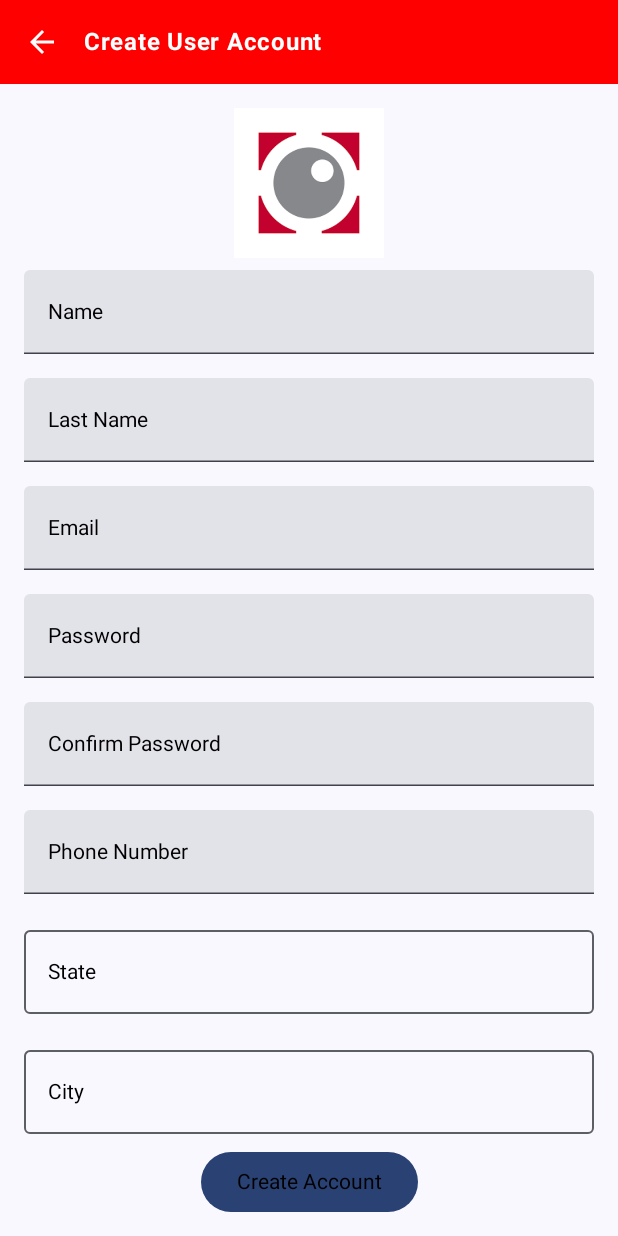
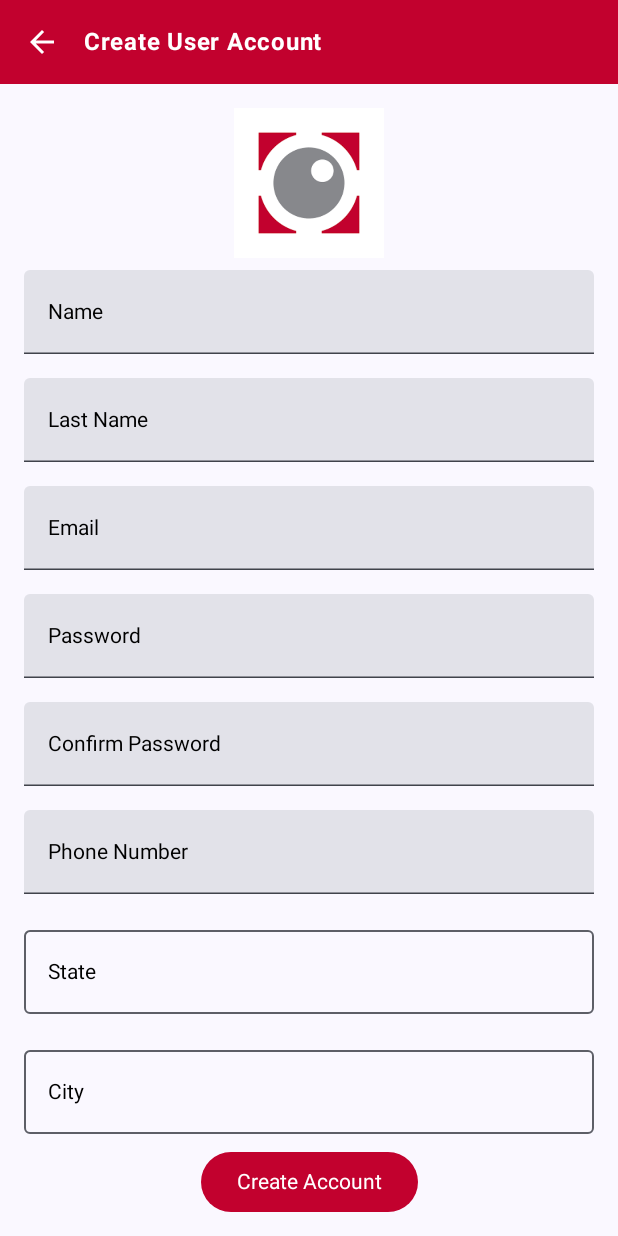
Before and after one commit to SantiagoMtz25/FRISA-EQUIPO4, an Android app built with Jetpack Compose: the screen it shows after launch (MainActivity), after a tap on "Create Account", on a phone screen of 412 x 824 dp. Run offline under Robolectric (Android 15) with nearby library versions, the phone set to English and light mode, and no system bars.

Commit message:
Added color palette to colors.xml and ubdated al buttons whit logo color as well as the nav bars, discuss colors with team, and add more colors tu utilise full color palett, test Screen with the nav drawer works correctly with the previous catalogue home screen

```diff
--- a/app/src/main/java/com/example/loginpagetest/navigation/TopBarNavigation.kt
+++ b/app/src/main/java/com/example/loginpagetest/navigation/TopBarNavigation.kt
@@ -11,17 +11,21 @@ import androidx.compose.runtime.Composable
 import androidx.compose.ui.Alignment
 import androidx.compose.ui.Modifier
 import androidx.compose.ui.graphics.Color
+import androidx.compose.ui.res.colorResource
 import androidx.compose.ui.text.font.FontWeight
 import androidx.compose.ui.unit.dp
 import androidx.navigation.NavHostController
+import com.example.loginpagetest.R
 
 @Composable
 fun CustomTopBar(title: String, navController: NavHostController, screen: String) {
+    val myColor = colorResource(id = R.color.logoRed)
+
     Row(
         modifier = Modifier
             .fillMaxWidth()
             .height(56.dp)  // Fixed height
-            .background(Color.Red),
+            .background(myColor),
         horizontalArrangement = Arrangement.Start,
         verticalAlignment = Alignment.CenterVertically
     ) {
--- a/app/src/main/java/com/example/loginpagetest/screens/createaccount/CreateAccount.kt
+++ b/app/src/main/java/com/example/loginpagetest/screens/createaccount/CreateAccount.kt
@@ -24,9 +24,12 @@ import com.example.loginpagetest.navigation.CustomTopBar
 import androidx.compose.material.DropdownMenu
 import androidx.compose.material.DropdownMenuItem
 import androidx.compose.material.Text
+import androidx.compose.material3.MaterialTheme.colorScheme
 import androidx.compose.ui.focus.onFocusChanged
 import androidx.compose.ui.graphics.Color
+import androidx.compose.ui.layout.ModifierLocalBeyondBoundsLayout
 import androidx.compose.ui.platform.LocalFocusManager
+import androidx.compose.ui.res.colorResource
 import androidx.compose.ui.text.font.FontWeight
 import androidx.compose.ui.text.input.PasswordVisualTransformation
 import androidx.compose.ui.text.input.VisualTransformation
@@ -35,9 +38,10 @@ import androidx.compose.ui.text.input.VisualTransformation
 fun CreateAccount(navController: NavHostController) {
     Surface(
         modifier = Modifier.fillMaxSize(),
-        color = MaterialTheme.colorScheme.background
+        color = colorScheme.background
     ) {
         val scrollState = rememberScrollState()
+        val myColor = colorResource(id = R.color.logoRed)
         Column {
             CustomTopBar(title = "Create User Account", navController = navController, screen = "login")
             Column(
@@ -479,6 +483,9 @@ fun CreateAccount(navController: NavHostController) {
                     }
                 }
                 // CreateAccountTextField(value = city, onValueChange = { city = it }, label = "Municipality")
+                MaterialTheme (
+                    colorScheme = MaterialTheme.colorScheme.copy(primary = myColor, onPrimary = Color.White)
+                ) {
                     Button(onClick = {
                         if (name.isNotEmpty() &&
                             lastName.isNotEmpty() &&
@@ -494,7 +501,7 @@ fun CreateAccount(navController: NavHostController) {
                             showSnackbar = true
                         }
                     }) {
-                    Text("Create Account")
+                        Text("Create Account", color = Color.White)
                     }
                     if (showSnackbar) {
                         Snackbar(
@@ -510,6 +517,7 @@ fun CreateAccount(navController: NavHostController) {
                             }
                         ) {
                             Text("Fill all fields and ensure passwords match", color = Color.White)
+                        }
                     }
                 }
             }
--- a/app/src/main/java/com/example/loginpagetest/screens/homepage/HomePage.kt
+++ b/app/src/main/java/com/example/loginpagetest/screens/homepage/HomePage.kt
@@ -21,7 +21,6 @@ import androidx.compose.ui.unit.sp
 import androidx.navigation.NavHostController
 import androidx.navigation.compose.rememberNavController
 import com.example.loginpagetest.navigation.CustomTopBar
-import com.example.loginpagetest.navigation.CustomTopBar2
 
 @OptIn(ExperimentalComposeUiApi::class)
 @Composable
@@ -40,7 +39,7 @@ fun OrganizationsCatalogue(content: NavHostController) {
     }.sortedBy { it != searchQuery }
 
     Column {
-        CustomTopBar(title = "Welcome (person name here)", navController = content, screen = "login")
+        // CustomTopBar(title = "Welcome (person name here)", navController = content, screen = "login")
 
         OutlinedTextField(
             value = searchQuery,
--- a/app/src/main/java/com/example/loginpagetest/screens/loginpage/LoginPage.kt
+++ b/app/src/main/java/com/example/loginpagetest/screens/loginpage/LoginPage.kt
@@ -1,6 +1,7 @@
 package com.example.loginpagetest.screens.loginpage
 
 import androidx.compose.foundation.Image
+import androidx.compose.foundation.background
 import androidx.compose.foundation.layout.Arrangement
 import androidx.compose.foundation.layout.Column
 import androidx.compose.foundation.layout.Spacer
@@ -10,6 +11,7 @@ import androidx.compose.foundation.layout.padding
 import androidx.compose.foundation.layout.size
 import androidx.compose.foundation.text.KeyboardOptions
 import androidx.compose.material3.Button
+import androidx.compose.material3.ButtonDefaults
 import androidx.compose.material3.ExperimentalMaterial3Api
 import androidx.compose.material3.MaterialTheme
 import androidx.compose.material3.Surface
@@ -61,6 +63,7 @@ fun mainLoginPage(navController: NavHostController) {
         horizontalAlignment = Alignment.CenterHorizontally,
         verticalArrangement = Arrangement.Center
     ) {
+        val customRed = Color(0xFFC2012E)
         var email by rememberSaveable { mutableStateOf("") }
         var password by rememberSaveable { mutableStateOf("") }
 
@@ -107,19 +110,32 @@ fun mainLoginPage(navController: NavHostController) {
         )
         Spacer(modifier = Modifier.height(16.dp))
         // Login button
-        Button(onClick = {
-            // println("Email: $email, Password: $password")
-            navController.navigate("testScreen")
-        }) {
-            Text("Login")
+        MaterialTheme(
+            colorScheme = MaterialTheme.colorScheme.copy(primary = customRed, onPrimary = Color.White)
+        ) {
+            Button(
+                onClick = {
+                    // Navigate to testScreen
+                    navController.navigate("testScreen")
+                }
+            ) {
+                Text("Login")
+            }
         }
         Spacer(modifier = Modifier.height(16.dp))
-        // Create Account button
-        Button(onClick = {
-            // println("Create Account button clicked")
-            navController.navigate("create_account")
-        }) {
-            Text("Create Account")
+        MaterialTheme(
+            colorScheme = MaterialTheme.colorScheme.copy(primary = customRed, onPrimary = Color.White)
+        ) {
+            Button(
+                onClick = {
+                    // Navigate to create_account
+                    navController.navigate("create_account")
+                }
+            ) {
+                Text("Create Account")
+            }
         }
+
+
     }
 }
--- a/app/src/main/java/com/example/loginpagetest/screens/oscpage/OSCPage.kt
+++ b/app/src/main/java/com/example/loginpagetest/screens/oscpage/OSCPage.kt
@@ -21,7 +21,7 @@ import com.example.loginpagetest.navigation.CustomTopBar
 @Composable
 fun OSCPage(content: NavHostController) {
     Column {
-        CustomTopBar(title = "OSC Page", navController = content, screen = "home")
+        CustomTopBar(title = "OSC Page", navController = content, screen = "testScreen")
 
         Card(
             modifier = Modifier
```
Also changed, not shown: app/src/main/java/com/example/loginpagetest/screens/test/testS.kt (+26 -12 lines), app/src/main/res/values/colors.xml (+7 -0 lines). Lines whose indentation alone changed are shown as unchanged.
